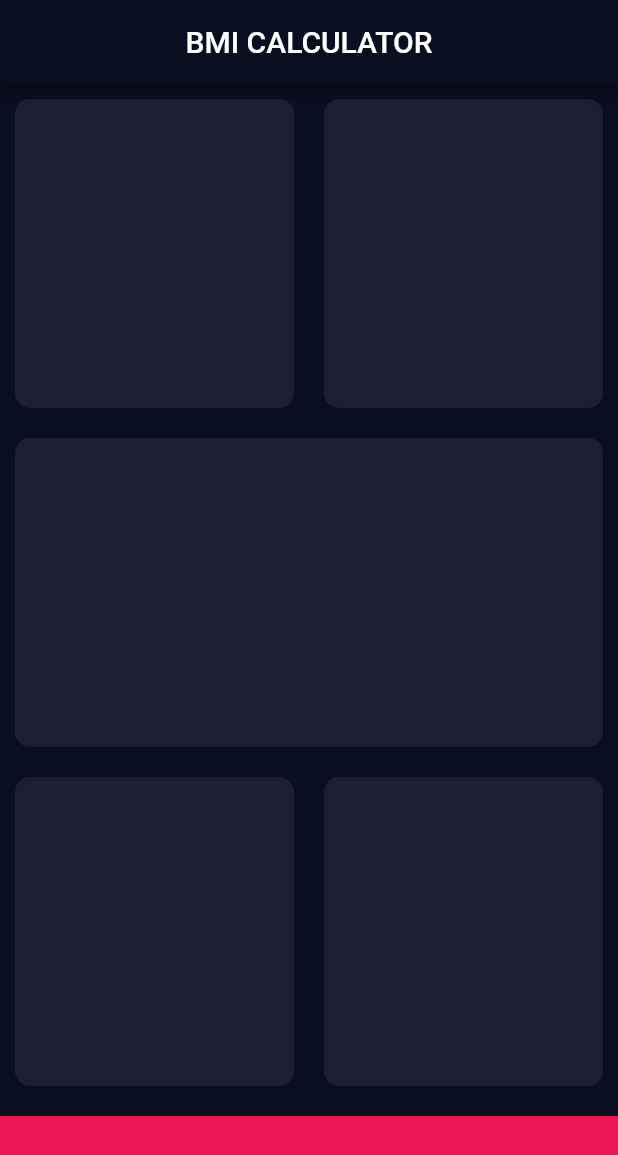
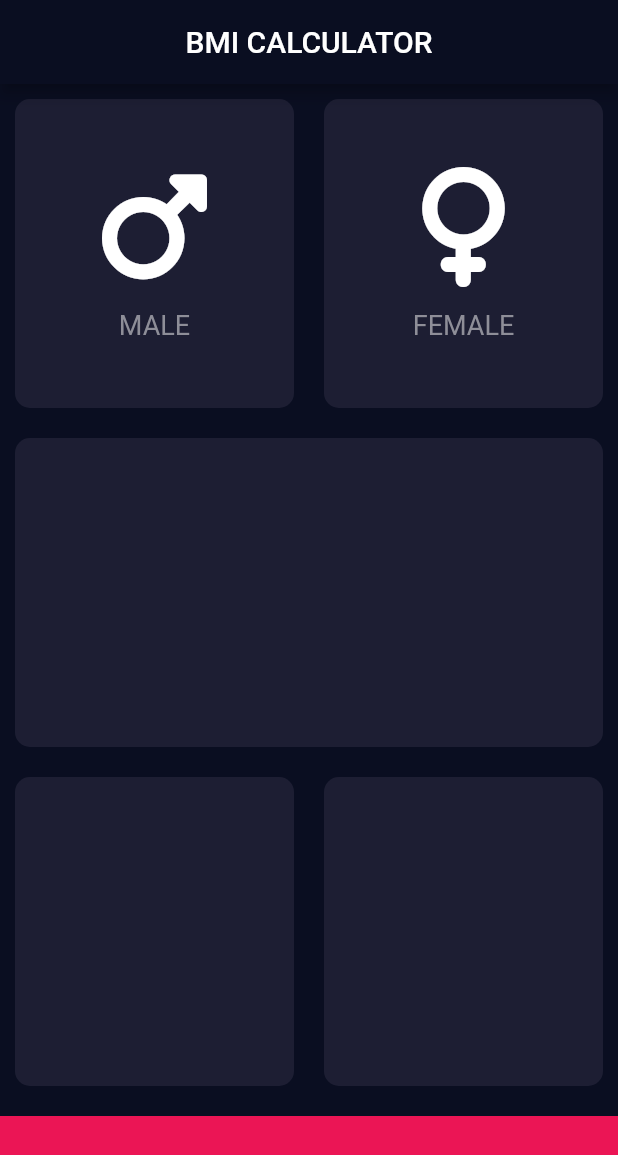
Before and after one commit to SUFFOSOHRAOUL/BMi, a Flutter app: the screen it shows after launch, on a phone screen of 412 x 824 dp. Shown: the top 1155 px of the screen. Run offline on Flutter 3.47's test engine with Material 2 defaults, Android fonts, the phone set to English and light mode, and no system bars; our stand-ins replace font_awesome_flutter.

Commit message:
updating UI

```diff
--- a/lib/input_page.dart
+++ b/lib/input_page.dart
@@ -1,4 +1,6 @@
 import 'package:flutter/material.dart';
+import 'package:font_awesome_flutter/font_awesome_flutter.dart';
+
 const   bottomContainerHeight = 80.0;
 const  cardcolor = Color(0xff1d1e33);
 const bottomContainerColor = Color(0xffeb1555);
@@ -20,12 +22,15 @@ class inputPage extends StatelessWidget {
                 children: [
                   Expanded(
 
-                  child: ReuseableCard(colour: cardcolor ),
+                  child: ReuseableCard(colour: cardcolor ,
+                  cardChild: topCardUI(icon: FontAwesomeIcons.mars, label: 'MALE'),
+
+                   ),
 
               ),
               Expanded(
 
-                  child:  ReuseableCard(colour: cardcolor),
+                  child:  ReuseableCard(colour: cardcolor, cardChild: topCardUI(icon: FontAwesomeIcons.venus, label: 'FEMALE')),
               ),
                 ],
               ),
@@ -35,7 +40,7 @@ class inputPage extends StatelessWidget {
                 children: [
                   Expanded(
 
-                  child: ReuseableCard(colour: cardcolor),
+                  child: ReuseableCard(colour: cardcolor , cardChild: Column()),
 
               ),
                 ]
@@ -47,13 +52,13 @@ class inputPage extends StatelessWidget {
                 children: [
                   Expanded(
 
-                  child: ReuseableCard(colour: cardcolor),
+                  child: ReuseableCard(colour: cardcolor, cardChild: Column()),
 
               ),
 
                   Expanded(
 
-                  child:  ReuseableCard(colour: cardcolor),
+                  child:  ReuseableCard(colour: cardcolor, cardChild: Column()),
 
               ),
                 ]
@@ -77,14 +82,38 @@ class inputPage extends StatelessWidget {
   }
 }
 
+class topCardUI extends StatelessWidget {
+  topCardUI({required this.icon,required this.label});
+  final IconData icon;
+  final String label;
+  @override
+  Widget build(BuildContext context) {
+    return Column (
+      mainAxisAlignment: MainAxisAlignment.center,
+      children: <Widget> [
+          Icon(icon, size: 80),
+        SizedBox(
+          height: 15,
+        ),
+          Text(
+            label ,style: TextStyle(
+             color: Color(0xff8e8e98),
+              fontSize: 18.0,
+            ),
+          )
+      ],
+    );
+  }
+}
+
 class ReuseableCard extends StatelessWidget {
-  ReuseableCard({required this.colour});
+  ReuseableCard({required this.colour , required this.cardChild});
      final   Color colour;
-
+     final Widget cardChild ;
   @override
   Widget build(BuildContext context) {
     return Container(
-
+                child: cardChild,
                  margin: EdgeInsets.all(10.0),
                  decoration:  BoxDecoration(
                   color: colour,
```
Also changed, not shown: pubspec.yaml (+4 -52 lines), pubspec.lock.
